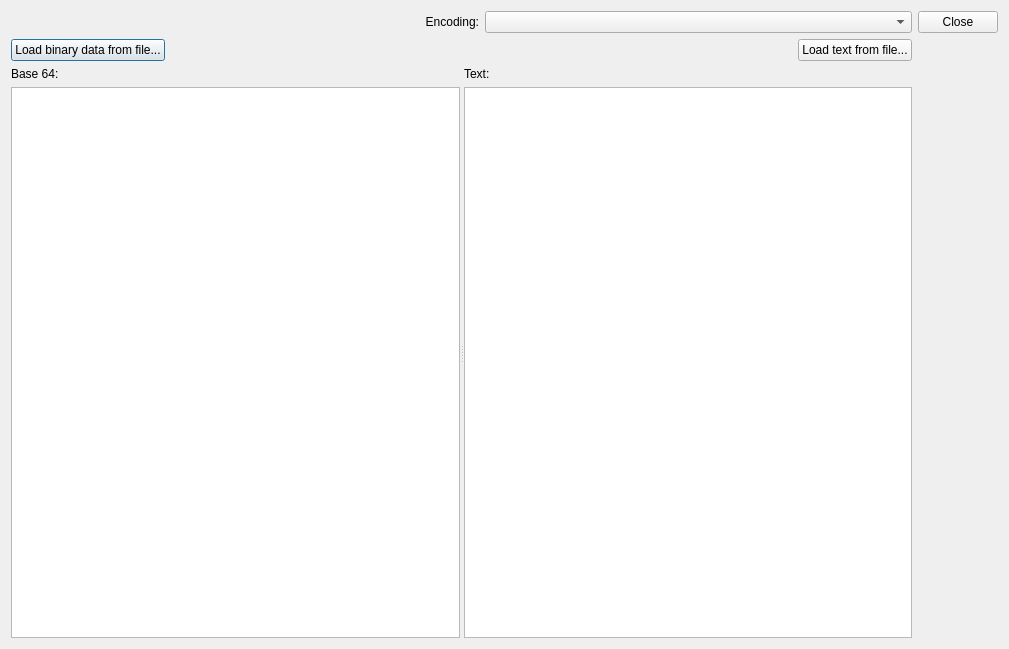
This is src/base64dialog.ui in lbellonda/qxmledit as Qt 5 draws it before an edit. The edited form follows.
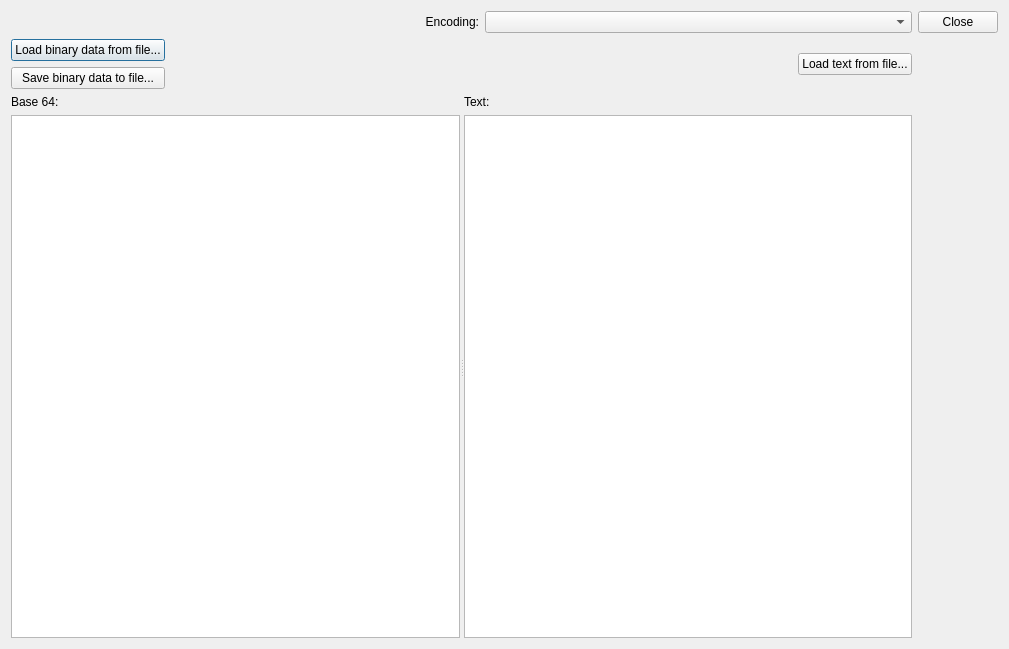
This is the edited form. Icons and pictures are not drawn.

Commit message: Base 64 dialog: save to file.

What changed in the file:
```diff
--- a/src/base64dialog.ui
+++ b/src/base64dialog.ui
@@ -81,6 +81,8 @@
      <item>
       <layout class="QHBoxLayout" name="horizontalLayout_3">
        <item>
+        <layout class="QVBoxLayout" name="verticalLayout_5">
+         <item>
         <widget class="QPushButton" name="cmdLoadFromFile">
          <property name="sizePolicy">
           <sizepolicy hsizetype="Maximum" vsizetype="Fixed">
@@ -94,6 +96,21 @@
         </widget>
        </item>
        <item>
+          <widget class="QPushButton" name="cmdSaveBinaryData">
+           <property name="sizePolicy">
+            <sizepolicy hsizetype="Minimum" vsizetype="Fixed">
+             <horstretch>0</horstretch>
+             <verstretch>0</verstretch>
+            </sizepolicy>
+           </property>
+           <property name="text">
+            <string>Save binary data to file...</string>
+           </property>
+          </widget>
+         </item>
+        </layout>
+       </item>
+       <item>
         <spacer name="horizontalSpacer_2">
          <property name="orientation">
           <enum>Qt::Horizontal</enum>
```
Left out of the diff: 3 changed lines with no effect on the pictures. Lines whose indentation alone changed are shown as unchanged. The commit also changes 2 other files.
